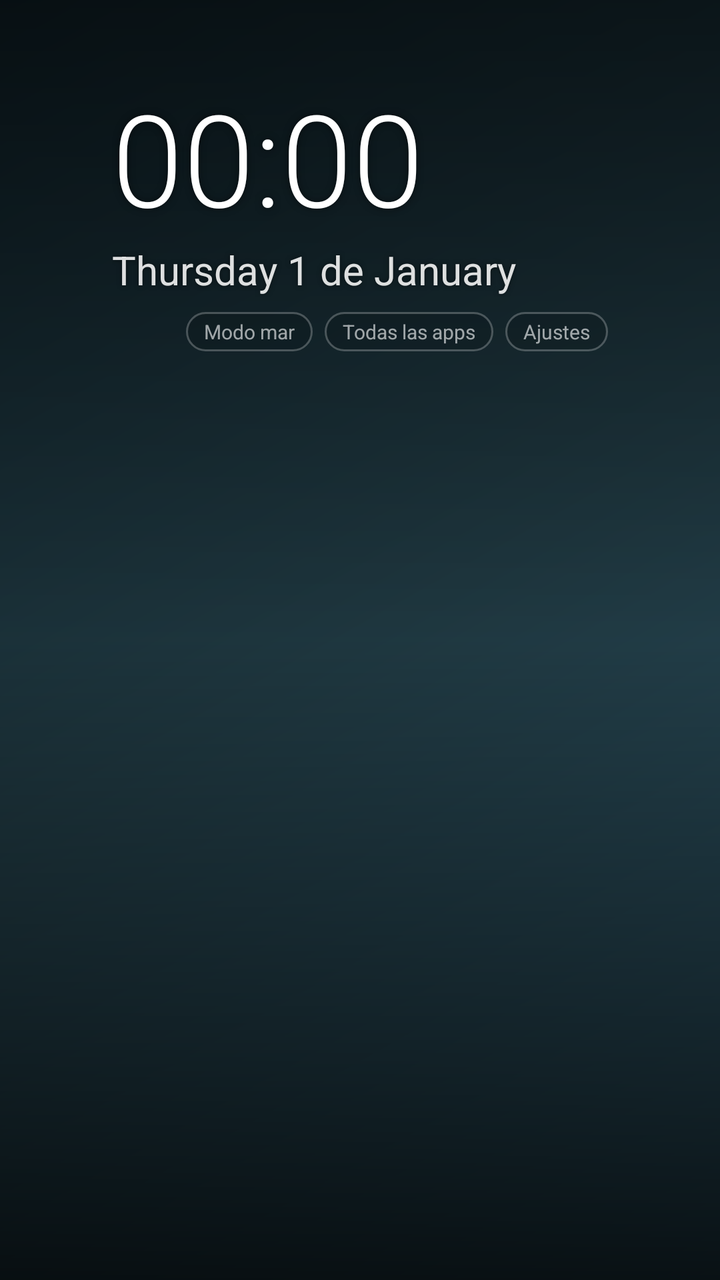
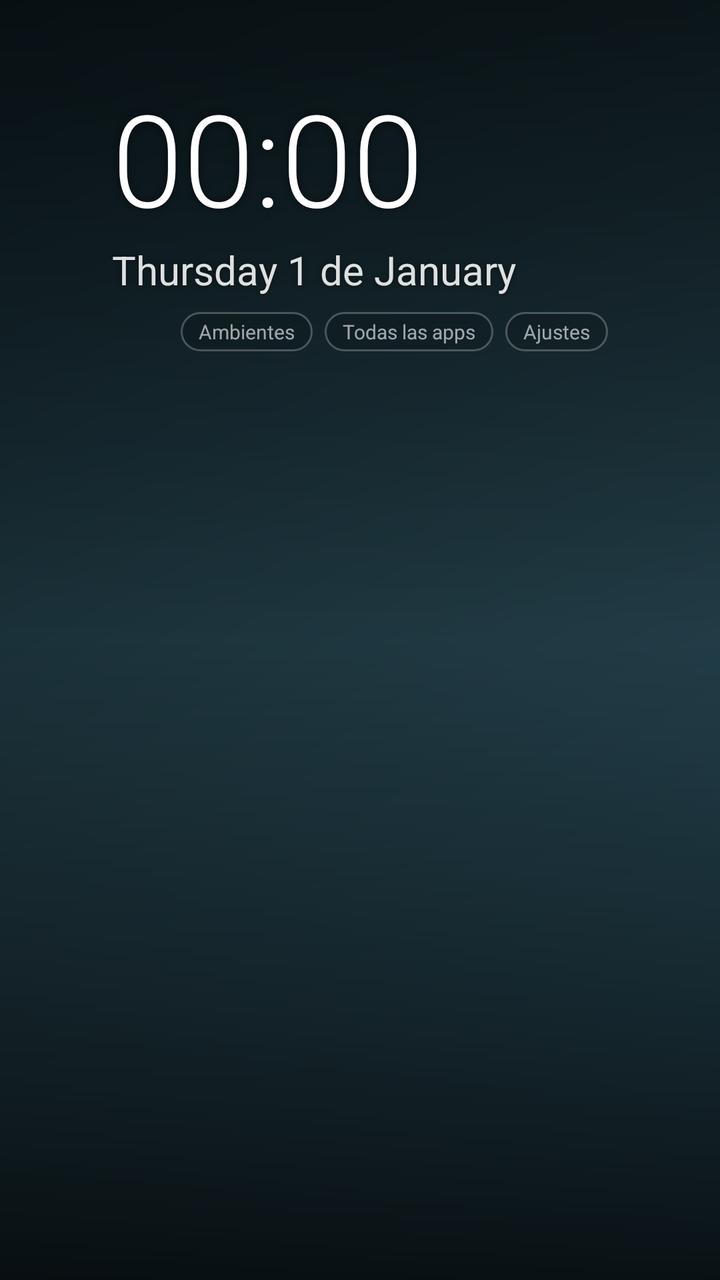

The first picture is an Android layout as it rendered before a commit; the second is the same layout after the commit. The layout source and the unified diff follow.
<!-- AndroidManifest.xml: application theme Tema -->
<!-- res/layout/main.xml -->
<?xml version="1.0" encoding="utf-8"?>
<FrameLayout xmlns:android="http://schemas.android.com/apk/res/android"
    android:layout_width="match_parent"
    android:layout_height="match_parent"
    android:background="@drawable/fondo_base">

    <ImageView
        android:id="@+id/fondo"
        android:layout_width="match_parent"
        android:layout_height="match_parent"
        android:scaleType="centerCrop"
        android:importantForAccessibility="no" />

    <View
        android:layout_width="match_parent"
        android:layout_height="match_parent"
        android:background="@drawable/sombra" />

    <LinearLayout
        android:layout_width="match_parent"
        android:layout_height="match_parent"
        android:orientation="vertical"
        android:paddingLeft="56dp"
        android:paddingRight="56dp"
        android:paddingTop="36dp"
        android:paddingBottom="40dp">

        
        <RelativeLayout
            android:layout_width="match_parent"
            android:layout_height="wrap_content">

            <LinearLayout
                android:layout_width="wrap_content"
                android:layout_height="wrap_content"
                android:layout_alignParentLeft="true"
                android:orientation="vertical">

                <TextClock
                    android:id="@+id/hora"
                    android:layout_width="wrap_content"
                    android:layout_height="wrap_content"
                    android:format12Hour="HH:mm"
                    android:format24Hour="HH:mm"
                    android:textColor="#FFFFFF"
                    android:textSize="64sp"
                    android:fontFamily="sans-serif-light"
                    android:shadowColor="#80000000"
                    android:shadowRadius="8" />

                <TextClock
                    android:id="@+id/fecha"
                    android:layout_width="wrap_content"
                    android:layout_height="wrap_content"
                    android:format12Hour="EEEE d 'de' MMMM"
                    android:format24Hour="EEEE d 'de' MMMM"
                    android:textColor="#DDFFFFFF"
                    android:textSize="20sp"
                    android:shadowColor="#80000000"
                    android:shadowRadius="6" />
            </LinearLayout>

            <LinearLayout
                android:layout_width="wrap_content"
                android:layout_height="wrap_content"
                android:layout_alignParentRight="true"
                android:gravity="right"
                android:orientation="vertical">

                <TextView
                    android:id="@+id/temperatura"
                    android:layout_width="wrap_content"
                    android:layout_height="wrap_content"
                    android:textColor="#FFFFFF"
                    android:textSize="44sp"
                    android:fontFamily="sans-serif-light"
                    android:shadowColor="#80000000"
                    android:shadowRadius="8" />

                <TextView
                    android:id="@+id/clima"
                    android:layout_width="wrap_content"
                    android:layout_height="wrap_content"
                    android:textColor="#DDFFFFFF"
                    android:textSize="16sp"
                    android:shadowColor="#80000000"
                    android:shadowRadius="6" />

                <TextView
                    android:id="@+id/mercado"
                    android:layout_width="wrap_content"
                    android:layout_height="wrap_content"
                    android:layout_marginTop="10dp"
                    android:textColor="#CCFFFFFF"
                    android:textSize="13sp"
                    android:fontFamily="sans-serif-medium"
                    android:shadowColor="#80000000"
                    android:shadowRadius="6" />

                
                <LinearLayout
                    android:layout_width="wrap_content"
                    android:layout_height="wrap_content"
                    android:layout_marginTop="12dp"
                    android:orientation="horizontal">

                    <TextView
                        android:id="@+id/mar"
                        style="@style/Pastilla"
                        android:text="Modo mar" />

                    <TextView
                        android:id="@+id/todas"
                        style="@style/Pastilla"
                        android:layout_marginLeft="6dp"
                        android:text="Todas las apps" />

                    <TextView
                        android:id="@+id/ajustes"
                        style="@style/Pastilla"
                        android:layout_marginLeft="6dp"
                        android:text="Ajustes" />
                </LinearLayout>
            </LinearLayout>
        </RelativeLayout>

        <Space
            android:layout_width="match_parent"
            android:layout_height="0dp"
            android:layout_weight="1" />

        
        <LinearLayout
            android:id="@+id/botonera"
            android:layout_width="match_parent"
            android:layout_height="wrap_content"
            android:orientation="vertical"
            android:clipChildren="false">

            <LinearLayout
                android:id="@+id/fila1"
                android:layout_width="match_parent"
                android:layout_height="wrap_content"
                android:gravity="center"
                android:orientation="horizontal"
                android:clipChildren="false" />

            <LinearLayout
                android:id="@+id/fila2"
                android:layout_width="match_parent"
                android:layout_height="wrap_content"
                android:gravity="center"
                android:orientation="horizontal"
                android:clipChildren="false" />
        </LinearLayout>
    </LinearLayout>

    <TextView
        android:id="@+id/credito"
        android:layout_width="wrap_content"
        android:layout_height="wrap_content"
        android:layout_gravity="bottom|right"
        android:layout_margin="12dp"
        android:maxWidth="420dp"
        android:maxLines="1"
        android:ellipsize="end"
        android:textColor="#88FFFFFF"
        android:textSize="10sp" />

    
    <View
        android:id="@+id/noche"
        android:layout_width="match_parent"
        android:layout_height="match_parent"
        android:background="#000000"
        android:alpha="0" />
</FrameLayout>
<!-- resources referenced by this layout -->
<resources>
  <!-- drawable fondo_base (drawable) -->
  <?xml version="1.0" encoding="utf-8"?>
  <shape xmlns:android="http://schemas.android.com/apk/res/android" android:shape="rectangle">
      <gradient android:angle="315" android:startColor="#0F2027" android:centerColor="#203A43" android:endColor="#2C5364" />
  </shape>
  <!-- drawable sombra (drawable) -->
  <?xml version="1.0" encoding="utf-8"?>
  <shape xmlns:android="http://schemas.android.com/apk/res/android" android:shape="rectangle">
      <gradient android:angle="270" android:startColor="#88000000" android:centerColor="#10000000" android:endColor="#CC000000" />
  </shape>
  <style name="Pastilla">
          <item name="android:layout_width">wrap_content</item>
          <item name="android:layout_height">wrap_content</item>
          <item name="android:paddingLeft">9dp</item>
          <item name="android:paddingRight">9dp</item>
          <item name="android:paddingTop">3dp</item>
          <item name="android:paddingBottom">3dp</item>
          <item name="android:background">@drawable/pastilla</item>
          <item name="android:textColor">#FFFFFF</item>
          <item name="android:textSize">10sp</item>
          <item name="android:focusable">true</item>
          <item name="android:clickable">true</item>
          <item name="android:alpha">0.6</item>
      </style>
  <style name="Tema" parent="@android:style/Theme.DeviceDefault.NoActionBar.Fullscreen">
          <item name="android:windowBackground">@android:color/black</item>
          <item name="android:windowAnimationStyle">@null</item>
      </style>
  <!-- drawable pastilla (drawable) -->
  <?xml version="1.0" encoding="utf-8"?>
  <selector xmlns:android="http://schemas.android.com/apk/res/android">
      <item android:state_focused="true">
          <shape android:shape="rectangle">
              <solid android:color="#55FFFFFF" />
              <stroke android:width="2dp" android:color="#FFFFFF" />
              <corners android:radius="20dp" />
          </shape>
      </item>
      <item>
          <shape android:shape="rectangle">
              <solid android:color="#33000000" />
              <stroke android:width="1dp" android:color="#66FFFFFF" />
              <corners android:radius="20dp" />
          </shape>
      </item>
  </selector>
</resources>

<!-- the commit's change to res/layout/main.xml (unified diff, before → after) -->
@@ -86,6 +86,30 @@
                     android:shadowColor="#80000000"
                     android:shadowRadius="6" />
 
+                
+                <TextView
+                    android:id="@+id/lluvia"
+                    android:layout_width="wrap_content"
+                    android:layout_height="wrap_content"
+                    android:layout_marginTop="4dp"
+                    android:visibility="gone"
+                    android:textColor="#DDFFFFFF"
+                    android:textSize="14sp"
+                    android:shadowColor="#80000000"
+                    android:shadowRadius="6" />
+
+                
+                <TextView
+                    android:id="@+id/luna"
+                    android:layout_width="wrap_content"
+                    android:layout_height="wrap_content"
+                    android:layout_marginTop="4dp"
+                    android:visibility="gone"
+                    android:textColor="#DDFFFFFF"
+                    android:textSize="14sp"
+                    android:shadowColor="#80000000"
+                    android:shadowRadius="6" />
+
                 <TextView
                     android:id="@+id/mercado"
                     android:layout_width="wrap_content"
@@ -107,7 +131,7 @@
                     <TextView
                         android:id="@+id/mar"
                         style="@style/Pastilla"
-                        android:text="Modo mar" />
+                        android:text="Ambientes" />
 
                     <TextView
                         android:id="@+id/todas"
